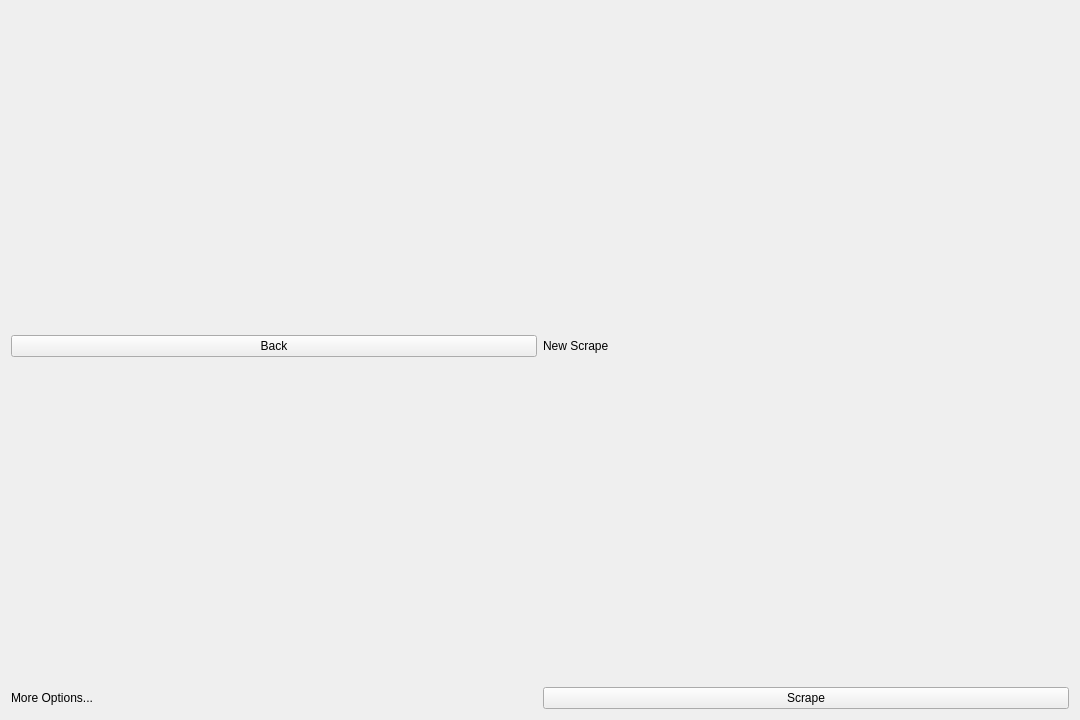
Above: src/app/ui/ScrapeMenu.ui from caden-maxwell/nhtsa-scrape before the change. Below: the same form after it.
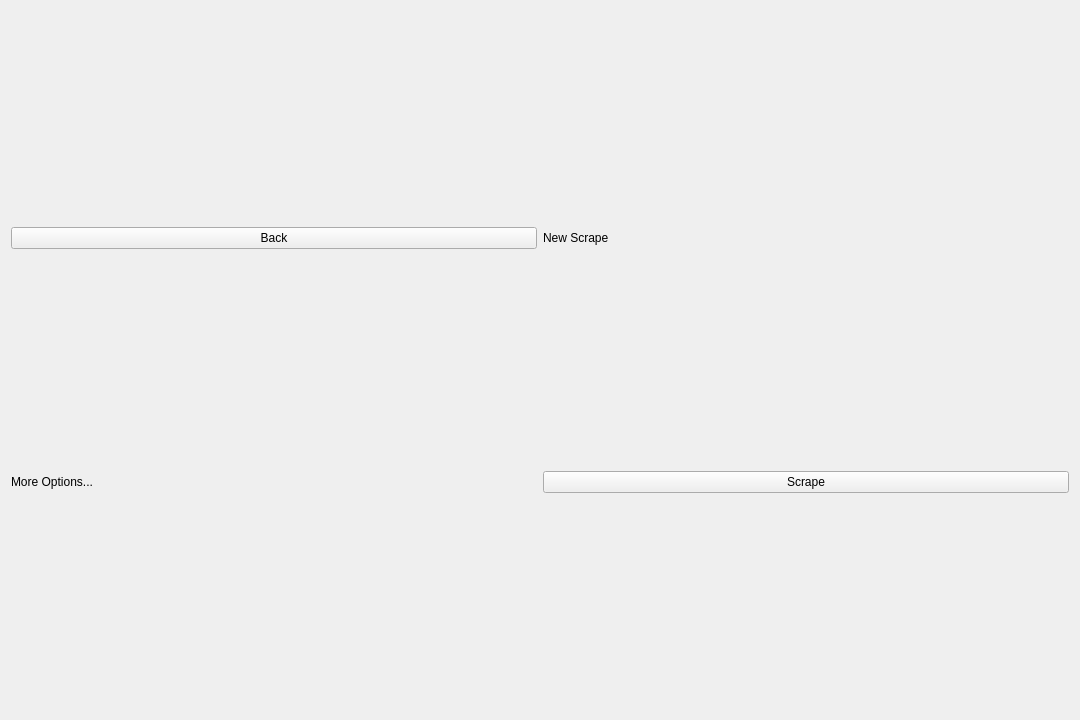
That is the form after the change.

Patch:
```diff
--- a/src/app/ui/ScrapeMenu.ui
+++ b/src/app/ui/ScrapeMenu.ui
@@ -24,7 +24,13 @@
       </widget>
      </item>
      <item>
-      <widget class="QLabel" name="menuTitle">
+      <widget class="QLabel" name="mainTitle">
+       <property name="sizePolicy">
+        <sizepolicy hsizetype="Preferred" vsizetype="Fixed">
+         <horstretch>0</horstretch>
+         <verstretch>0</verstretch>
+        </sizepolicy>
+       </property>
        <property name="text">
         <string>New Scrape</string>
        </property>
```
Left out of the diff: 4 changed lines with no effect on the pictures.
